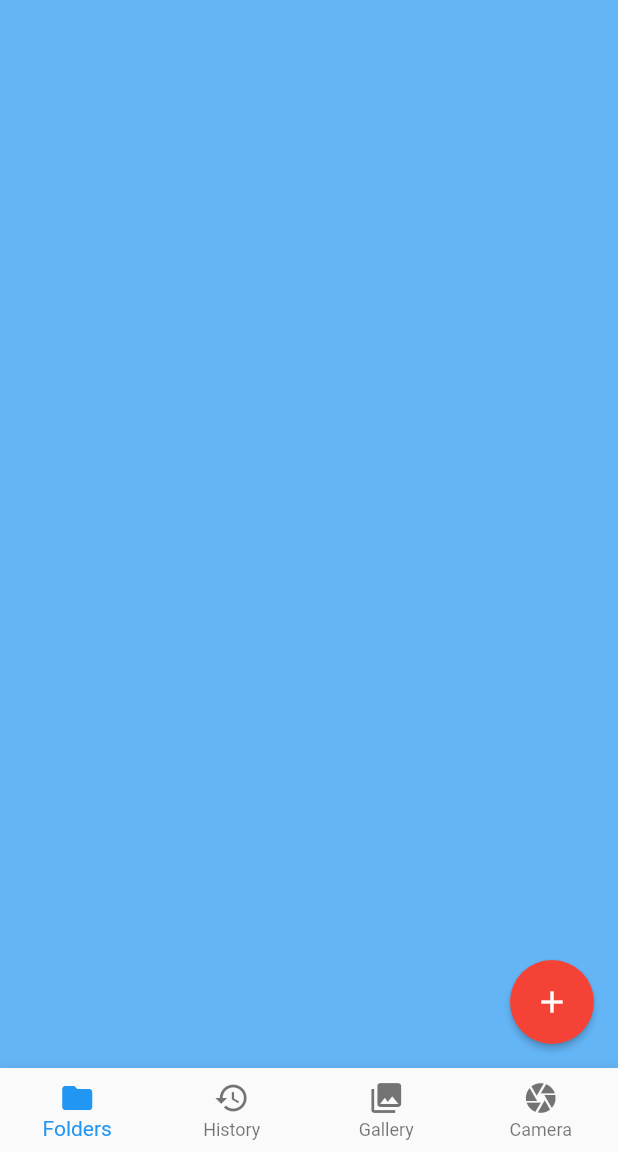
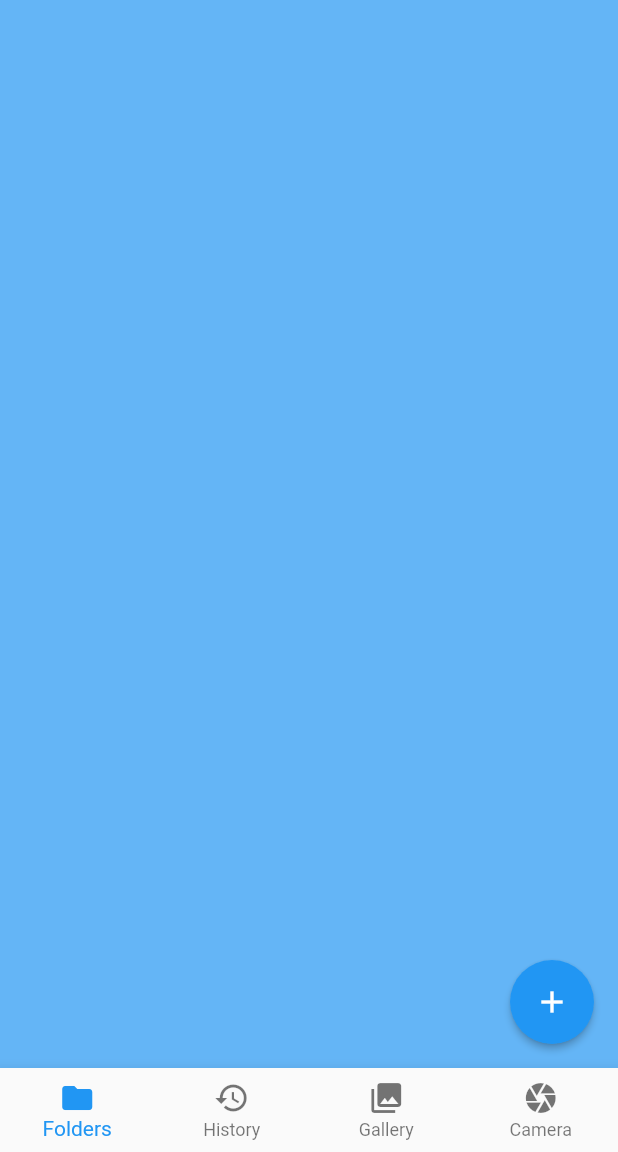
Before and after one commit to rodydavis/navigation_rail, a Flutter app: the screen it shows after launch, on a phone screen of 412 x 824 dp, the part 84-1236 px from its top. Run offline on Flutter 3.47's test engine with Material 2 defaults, Android fonts, the phone set to English and light mode, and no system bars.

Commit message:
Replaced "accentColor" by "colorScheme.primary"

```diff
--- a/example/lib/main.dart
+++ b/example/lib/main.dart
@@ -26,7 +26,7 @@ class MyApp extends StatelessWidget {
       appBarTheme: base.appBarTheme.copyWith(elevation: 0.0),
       floatingActionButtonTheme: base.floatingActionButtonTheme.copyWith(
         elevation: 2.0,
-        backgroundColor: base.accentColor,
+        backgroundColor: base.colorScheme.primary,
       ),
     );
   }
@@ -96,19 +96,19 @@ class _MyHomePageState extends State<MyHomePage> {
       ),
       tabs: <BottomNavigationBarItem>[
         BottomNavigationBarItem(
-          title: Text("Folders"),
+          label: "Folders",
           icon: Icon(Icons.folder),
         ),
         BottomNavigationBarItem(
-          title: Text("History"),
+          label: "History",
           icon: Icon(Icons.history),
         ),
         BottomNavigationBarItem(
-          title: Text("Gallery"),
+          label: "Gallery",
           icon: Icon(Icons.photo_library),
         ),
         BottomNavigationBarItem(
-          title: Text("Camera"),
+          label: "Camera",
           icon: Icon(Icons.camera),
         ),
       ],
--- a/lib/navigation_rail.dart
+++ b/lib/navigation_rail.dart
@@ -158,10 +158,10 @@ class NavRail extends StatelessWidget {
       backgroundColor: Theme.of(context).scaffoldBackgroundColor,
       minWidth: isDense ? _denseRailSize : _railSize,
       selectedIconTheme: IconThemeData(
-        color: Theme.of(context).accentColor,
+        color: Theme.of(context).colorScheme.primary,
       ),
       selectedLabelTextStyle: TextStyle(
-        color: Theme.of(context).accentColor,
+        color: Theme.of(context).colorScheme.primary,
       ),
       unselectedIconTheme: IconThemeData(
         color: Colors.grey,
```
